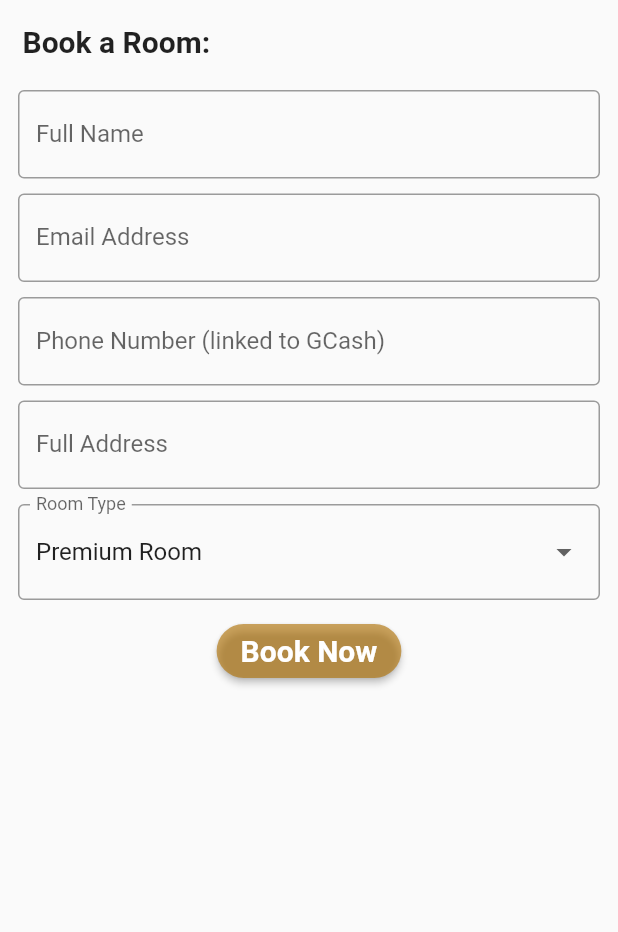
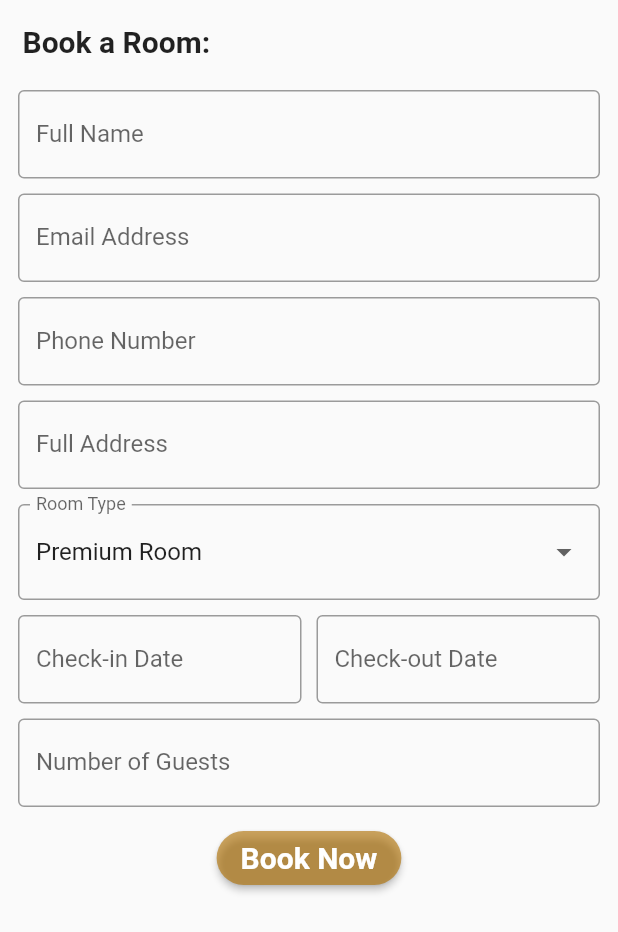
Before and after one commit to INN0C0DE/Delorian-Hotel-App, a Flutter app: the BookingPage screen opened directly, on a phone screen of 412 x 824 dp. Shown: the top 932 px of the screen. Run offline on Flutter 3.47's test engine with Material 2 defaults, Android fonts, the phone set to English and light mode, and no system bars.

Commit message:
added check-in/ checkout and no. of guest form

```diff
--- a/lib/booking_page.dart
+++ b/lib/booking_page.dart
@@ -13,10 +13,10 @@ class BookingPage extends StatelessWidget {
   }
 }
 
-void clearForm() {
-  var fieldController;
-  fieldController.clear();
-}
+// void clearForm() {
+//   var fieldController;
+//   fieldController.clear();
+// }
 
 class CustomerForm extends StatelessWidget {
   const CustomerForm({super.key});
@@ -61,7 +61,7 @@ class CustomerForm extends StatelessWidget {
             child: TextFormField(
               decoration: const InputDecoration(
                 border: OutlineInputBorder(),
-                labelText: 'Phone Number (linked to GCash)',
+                labelText: 'Phone Number',
               ),
               keyboardType: TextInputType.number,
             ),
@@ -93,6 +93,51 @@ class CustomerForm extends StatelessWidget {
               onChanged: (_) {},
             ),
           ),
+          // Check-in/ Check-out Date Picker
+          Padding(
+            padding: const EdgeInsets.symmetric(horizontal: 12, vertical: 5),
+            child: Row(
+              children: <Widget>[
+                Expanded(
+                  child: TextFormField(
+                    decoration: const InputDecoration(
+                      border: OutlineInputBorder(),
+                      labelText: 'Check-in Date',
+                    ),
+                    keyboardType: TextInputType.datetime,
+                  ),
+                ),
+                const SizedBox(width: 10),
+                Expanded(
+                  child: TextFormField(
+                    decoration: const InputDecoration(
+                      border: OutlineInputBorder(),
+                      labelText: 'Check-out Date',
+                    ),
+                    keyboardType: TextInputType.datetime,
+                  ),
+                ),
+              ],
+            ),
+          ),
+          // Number of Guests
+          Padding(
+            padding: const EdgeInsets.symmetric(horizontal: 12, vertical: 5),
+            child: Row(
+              children: <Widget>[
+                Expanded(
+                  child: TextFormField(
+                    decoration: const InputDecoration(
+                      border: OutlineInputBorder(),
+                      labelText: 'Number of Guests',
+                    ),
+                    keyboardType: TextInputType.number,
+                  ),
+                ),
+              ],
+            ),
+          ),
+
           Padding(
             padding: const EdgeInsets.symmetric(horizontal: 12, vertical: 5),
             child: Center(
@@ -110,7 +155,7 @@ class CustomerForm extends StatelessWidget {
                       return AlertDialog(
                         title: const Text('Booking Confirmation'),
                         content: const Text(
-                            'Your booking has been confirmed. Thank you for choosing Delorian Hotel!'),
+                            'Your booking request has been sent. Kindly wait for the call from our personnel for the confirmation. Thank you for choosing Delorian Hotel!'),
                         actions: <Widget>[
                           TextButton(
                             onPressed: () {
```
